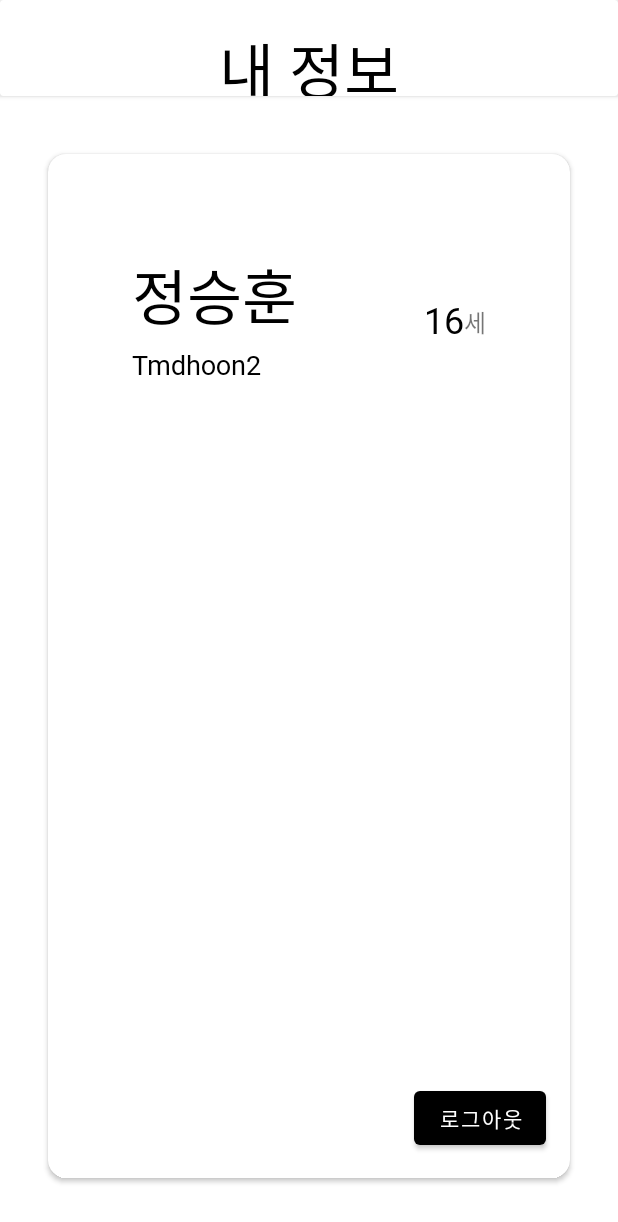
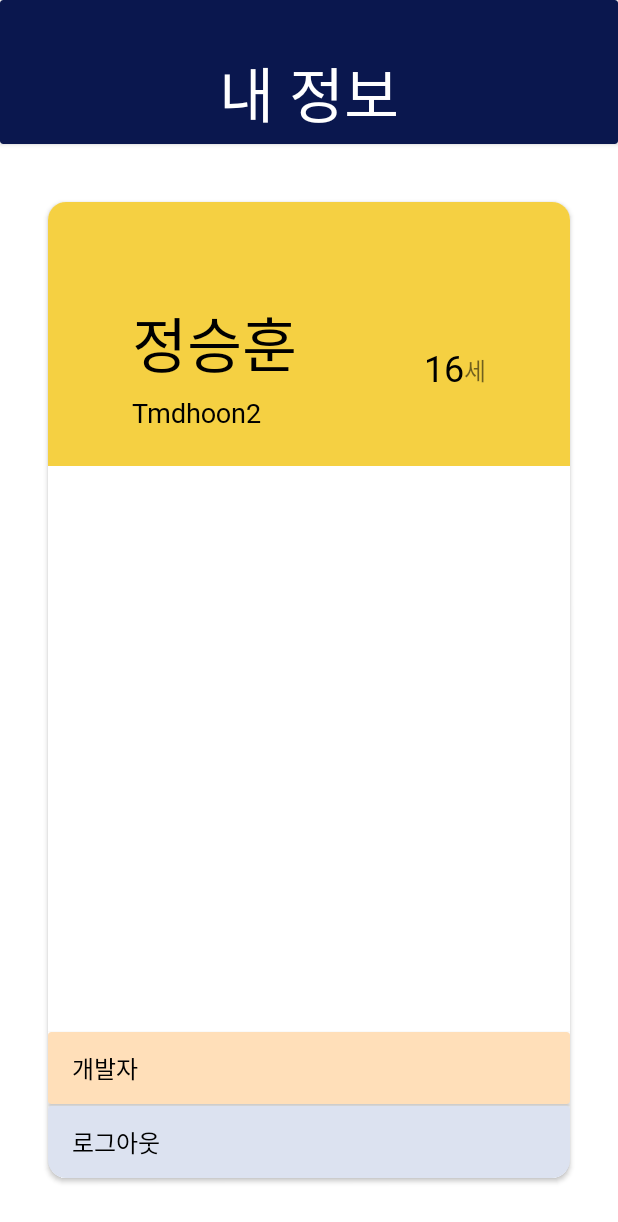
Before and after one commit to CUTY-DMS/Team3-DTL-Android, an Android app: the MypageActivity screen opened directly, with no data from a screen before it, on a phone screen of 412 x 824 dp. Shown: the top 1222 px of the screen. Run offline under Robolectric (Android 15) with nearby library versions, the phone set to English and light mode, and no system bars.

Commit message:
🗿 :: 마이페이지 디자인 수정 및 개발자 페이지 추가

```diff
--- a/TodoList/app/build.gradle
+++ b/TodoList/app/build.gradle
@@ -32,6 +32,8 @@ android {
 }
 
 dependencies {
+    implementation 'de.hdodenhof:circleimageview:3.1.0'
+
     implementation 'com.google.android.material:material:1.6.1'
 
     implementation 'androidx.legacy:legacy-support-v4:1.0.0'
--- a/TodoList/app/src/main/AndroidManifest.xml
+++ b/TodoList/app/src/main/AndroidManifest.xml
@@ -12,6 +12,9 @@
         android:supportsRtl="true"
         android:theme="@style/Theme.TodoList.Splash"
         android:usesCleartextTraffic="true">
+        <activity
+            android:name=".DeveloperActivity"
+            android:exported="false" />
         <activity
             android:name=".Lobby.MypageActivity"
             android:exported="false" />
--- a/TodoList/app/src/main/java/com/tmdhoon/todolist/Lobby/MypageActivity.java
+++ b/TodoList/app/src/main/java/com/tmdhoon/todolist/Lobby/MypageActivity.java
@@ -11,6 +11,7 @@ import android.widget.Toast;
 
 import com.tmdhoon.todolist.Api.ApiProvider;
 import com.tmdhoon.todolist.Api.ServerApi;
+import com.tmdhoon.todolist.DeveloperActivity;
 import com.tmdhoon.todolist.Lobby.SignInActivity;
 import com.tmdhoon.todolist.Response.MyResponse;
 import com.tmdhoon.todolist.databinding.ActivityMypageBinding;
@@ -29,6 +30,14 @@ public class MypageActivity extends AppCompatActivity {
 
         binding = ActivityMypageBinding.inflate(getLayoutInflater());
         setContentView(binding.getRoot());
+
+        binding.cbDevelopers.setOnClickListener(new View.OnClickListener() {
+            @Override
+            public void onClick(View view) {
+                Intent intent = new Intent(getApplicationContext(), DeveloperActivity.class);
+                startActivity(intent);
+            }
+        });
 
         ServerApi serverApi = ApiProvider.getInstance().create(ServerApi.class);
 
@@ -50,7 +59,7 @@ public class MypageActivity extends AppCompatActivity {
 
         AlertDialog.Builder builder = new AlertDialog.Builder(this);
 
-        binding.btLogout.setOnClickListener(new View.OnClickListener() {
+        binding.cbLogout.setOnClickListener(new View.OnClickListener() {
             @Override
             public void onClick(View view) {
                 builder.setTitle("로그아웃");
--- a/TodoList/app/src/main/res/layout/activity_mypage.xml
+++ b/TodoList/app/src/main/res/layout/activity_mypage.xml
@@ -9,7 +9,8 @@
     <androidx.cardview.widget.CardView
         android:id="@+id/tvcardview"
         android:layout_width="match_parent"
-        android:layout_height="64dp"
+        android:layout_height="96dp"
+        android:backgroundTint="#0A174E"
         app:layout_constraintTop_toTopOf="parent"
         app:layout_constraintLeft_toLeftOf="parent"
         app:layout_constraintRight_toRightOf="parent">
@@ -19,10 +20,10 @@
             android:layout_height="wrap_content"
             android:text="내 정보"
             android:textSize="40sp"
-            android:textColor="@color/black"
+            android:textColor="@color/white"
             android:fontFamily="@font/dohyeon"
             android:layout_gravity="center_horizontal"
-            android:layout_marginTop="16dp"/>
+            android:layout_marginTop="32dp"/>
 
     </androidx.cardview.widget.CardView>
 
@@ -42,14 +43,22 @@
             android:layout_width="match_parent"
             android:layout_height="match_parent">
 
+            <androidx.constraintlayout.widget.ConstraintLayout
+                android:layout_width="match_parent"
+                android:layout_height="176dp"
+                android:background="#F5D042"
+                app:layout_constraintTop_toTopOf="parent"
+                app:layout_constraintLeft_toLeftOf="parent"
+                app:layout_constraintRight_toRightOf="parent">
+
                 <TextView
                     android:id="@+id/tvmyName"
                     android:layout_width="wrap_content"
                     android:layout_height="wrap_content"
+                    android:text="정승훈"
+                    android:textSize="40sp"
+                    android:textColor="@color/black"
                     android:fontFamily="@font/dohyeon"
-                android:text="정승훈"
-                android:textColor="@color/black"
-                android:textSize="40sp"
                     android:layout_marginTop="64dp"
                     android:layout_marginLeft="56dp"
                     app:layout_constraintLeft_toLeftOf="parent"
@@ -91,19 +100,63 @@
                     app:layout_constraintRight_toRightOf="parent"
                     app:layout_constraintBottom_toBottomOf="@id/tvmyName"/>
 
-            <Button
-                android:id="@+id/btLogout"
+            </androidx.constraintlayout.widget.ConstraintLayout>
+
+            <androidx.cardview.widget.CardView
+                android:id="@+id/cbDevelopers"
+                android:layout_width="match_parent"
+                android:layout_height="48dp"
+                android:layout_marginBottom="1dp"
+                android:backgroundTint="#FFDFB9"
+                app:layout_constraintBottom_toTopOf="@+id/cbLogout">
+
+                <androidx.constraintlayout.widget.ConstraintLayout
+                    android:layout_width="match_parent"
+                    android:layout_height="match_parent">
+
+                    <TextView
                         android:layout_width="wrap_content"
                         android:layout_height="wrap_content"
-                android:layout_marginRight="16dp"
-                android:layout_marginBottom="16dp"
-                android:fontFamily="@font/dohyeon"
+                        android:layout_marginLeft="16dp"
+                        android:text="개발자"
+                        android:textSize="16sp"
+                        android:textColor="@color/black"
+                        app:layout_constraintBottom_toBottomOf="parent"
+                        app:layout_constraintLeft_toLeftOf="parent"
+                        app:layout_constraintTop_toTopOf="parent" />
+
+                </androidx.constraintlayout.widget.ConstraintLayout>
+
+            </androidx.cardview.widget.CardView>
+
+            <androidx.cardview.widget.CardView
+                android:id="@+id/cbLogout"
+                android:layout_width="match_parent"
+                android:layout_height="48dp"
+                android:backgroundTint="#DCE2F0"
+                app:layout_constraintBottom_toBottomOf="parent">
+
+                <androidx.constraintlayout.widget.ConstraintLayout
+                    android:layout_width="match_parent"
+                    android:layout_height="match_parent">
+
+                    <TextView
+                        android:layout_width="wrap_content"
+                        android:layout_height="wrap_content"
                         android:text="로그아웃"
-                app:layout_constraintBottom_toBottomOf="parent"
-                app:layout_constraintRight_toRightOf="parent" />
+                        android:textSize="16sp"
+                        android:textColor="@color/black"
+                        android:layout_marginLeft="16dp"
+                        app:layout_constraintTop_toTopOf="parent"
+                        app:layout_constraintLeft_toLeftOf="parent"
+                        app:layout_constraintBottom_toBottomOf="parent"/>
 
                 </androidx.constraintlayout.widget.ConstraintLayout>
 
             </androidx.cardview.widget.CardView>
 
         </androidx.constraintlayout.widget.ConstraintLayout>
+
+    </androidx.cardview.widget.CardView>
+
+</androidx.constraintlayout.widget.ConstraintLayout>
```
Also changed, not shown: TodoList/app/src/main/java/com/tmdhoon/todolist/DeveloperActivity.java (added, +14 -0 lines), TodoList/app/src/main/res/layout/activity_developer.xml (added, +169 -0 lines), TodoList/app/src/main/res/drawable-v24/back.png (added), TodoList/app/src/main/res/drawable-v24/front.png (added), TodoList/app/src/main/res/drawable-v24/ios.png (added), 1 other file. Lines whose indentation alone changed are shown as unchanged.
